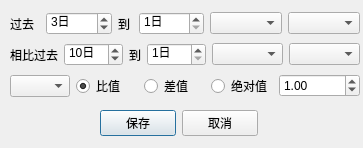
This is QtDesign/SearchCriteria.ui in victor647/QuantumStockTrade as Qt 5 draws it before an edit. The edited form follows.
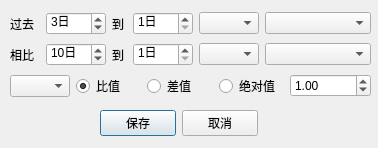
This is the edited form.

```diff
--- a/QtDesign/SearchCriteria.ui
+++ b/QtDesign/SearchCriteria.ui
@@ -6,7 +6,7 @@
    <rect>
     <x>0</x>
     <y>0</y>
-    <width>363</width>
+    <width>378</width>
     <height>148</height>
    </rect>
   </property>
@@ -18,7 +18,7 @@
     <rect>
      <x>10</x>
      <y>10</y>
-     <width>350</width>
+     <width>361</width>
      <height>91</height>
     </rect>
    </property>
@@ -52,6 +52,12 @@
       </item>
       <item>
        <widget class="QSpinBox" name="spbQueryPeriodBegin">
+        <property name="maximumSize">
+         <size>
+          <width>60</width>
+          <height>16777215</height>
+         </size>
+        </property>
         <property name="font">
          <font>
           <family>Helvetica</family>
@@ -93,6 +99,12 @@
       </item>
       <item>
        <widget class="QSpinBox" name="spbQueryPeriodEnd">
+        <property name="maximumSize">
+         <size>
+          <width>60</width>
+          <height>16777215</height>
+         </size>
+        </property>
         <property name="font">
          <font>
           <family>Helvetica</family>
@@ -112,6 +124,12 @@
       </item>
       <item>
        <widget class="QComboBox" name="cbbQueryLogic">
+        <property name="maximumSize">
+         <size>
+          <width>60</width>
+          <height>16777215</height>
+         </size>
+        </property>
         <property name="font">
          <font>
           <family>Helvetica</family>
@@ -138,7 +156,7 @@
        <widget class="QLabel" name="lblComparison">
         <property name="maximumSize">
          <size>
-          <width>60</width>
+          <width>30</width>
           <height>16777215</height>
          </size>
         </property>
@@ -149,12 +167,18 @@
          </font>
         </property>
         <property name="text">
-         <string>相比过去</string>
+         <string>相比</string>
         </property>
        </widget>
       </item>
       <item>
        <widget class="QSpinBox" name="spbComparedPeriodBegin">
+        <property name="maximumSize">
+         <size>
+          <width>60</width>
+          <height>16777215</height>
+         </size>
+        </property>
         <property name="font">
          <font>
           <family>Helvetica</family>
@@ -196,6 +220,12 @@
       </item>
       <item>
        <widget class="QSpinBox" name="spbComparedPeriodEnd">
+        <property name="maximumSize">
+         <size>
+          <width>60</width>
+          <height>16777215</height>
+         </size>
+        </property>
         <property name="font">
          <font>
           <family>Helvetica</family>
@@ -218,6 +248,12 @@
       </item>
       <item>
        <widget class="QComboBox" name="cbbComparedLogic">
+        <property name="maximumSize">
+         <size>
+          <width>60</width>
+          <height>16777215</height>
+         </size>
+        </property>
         <property name="font">
          <font>
           <family>Helvetica</family>
```
